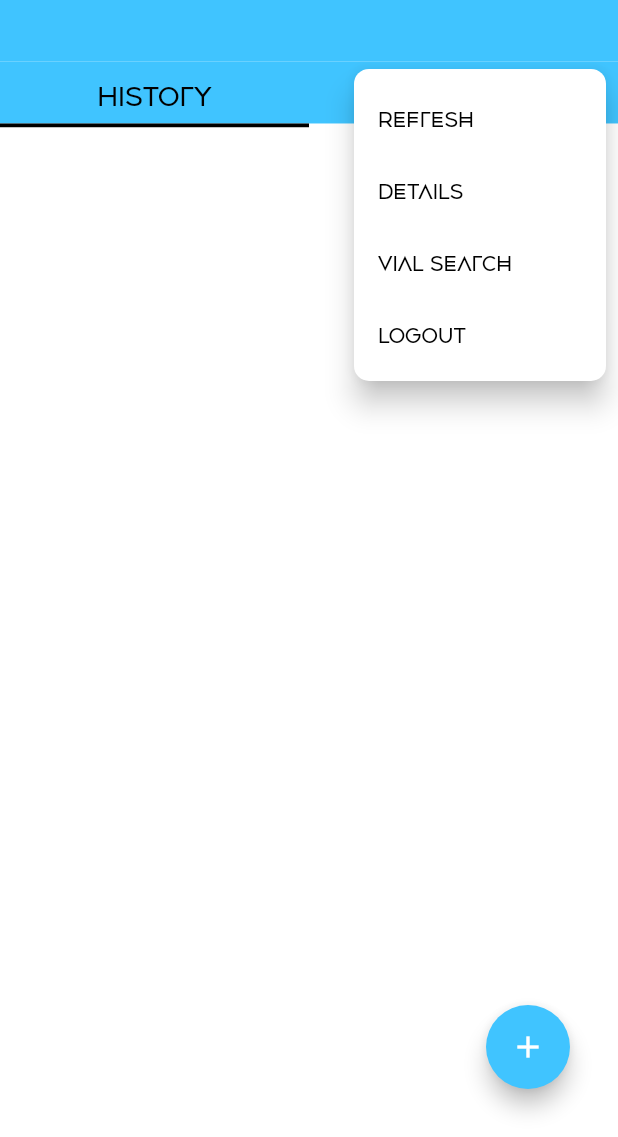
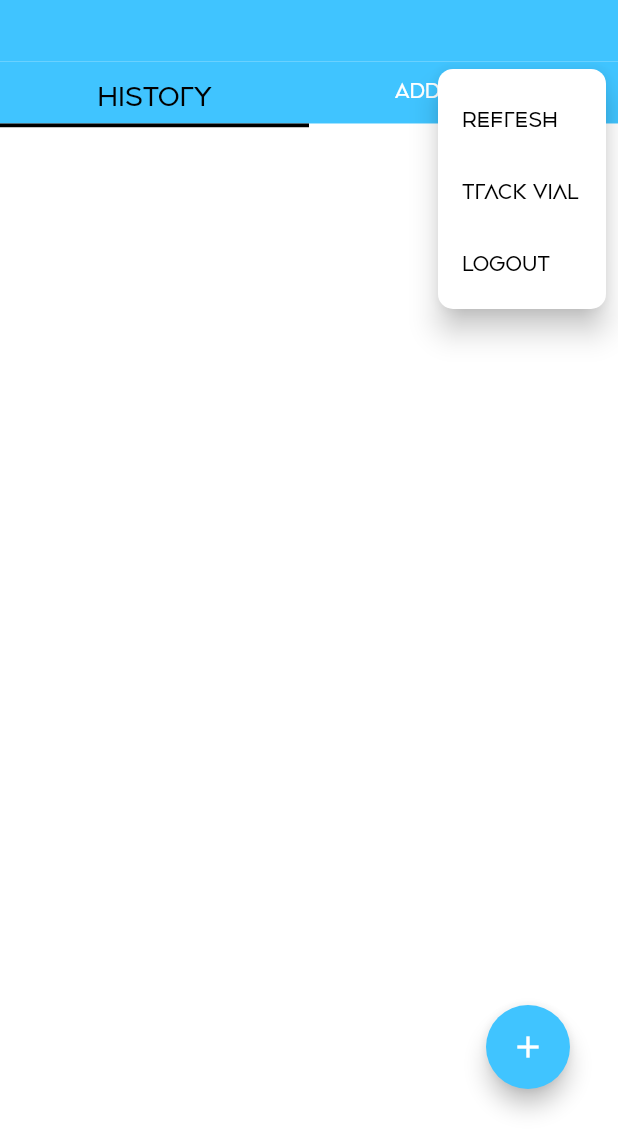
Before and after one commit to AchalYash/Warr10R, a Flutter app: the WarriorDashboard screen opened directly, after a tap on the "more vert" icon, on a phone screen of 412 x 824 dp, the part 99-1236 px from its top. Run offline on Flutter 3.47's test engine with Material 2 defaults, Android fonts, the phone set to English and light mode, and no system bars; our stand-ins replace firebase_auth, firebase_core, flutter_riverpod, location, permission_handler; missing offline and left inert: qrscan; accounts and stored records are empty.

Commit message:
1st Iteration Working Prototype

```diff
--- a/lib/UI/PatientDashboard.dart
+++ b/lib/UI/PatientDashboard.dart
@@ -1,5 +1,7 @@
 import 'package:flutter/material.dart';
 import 'package:vaccine_distribution/BackEnd/Firebase.dart';
+
+import 'DisplayVialDetails.dart';
 
 class PatientDashboard extends StatefulWidget {
   @override
@@ -92,7 +94,7 @@ class _PatientDashboardState extends State<PatientDashboard> {
                             borderRadius: BorderRadius.circular(10)),
                         icon: Icon(Icons.more_vert),
                         offset: Offset(0, ht * 0.1),
-                        onSelected: (int value) {
+                        onSelected: (int value) async {
                           setState(() {
                             print(value);
                             _popupMenuSelection = value;
@@ -102,7 +104,7 @@ class _PatientDashboardState extends State<PatientDashboard> {
                               //ToDo: Refresh List UI
                               break;
                             case 2:
-                              //ToDo: Display Patient Details
+                              await Navigator.of(context).push(MaterialPageRoute(builder: (context) => DisplayVialDetails()));
                               break;
                             case 3:
                               FirebaseCustoms.logOut().then((value) {
@@ -124,7 +126,7 @@ class _PatientDashboardState extends State<PatientDashboard> {
                           ), //Logout
                           const PopupMenuItem<int>(
                             value: 2,
-                            child: Text('Details'),
+                            child: Text('Track Vial'),
                             textStyle: TextStyle(
                               color: Colors.black,
                               fontFamily: "Agus",
--- a/lib/UI/WarriorDashboard.dart
+++ b/lib/UI/WarriorDashboard.dart
@@ -123,12 +123,9 @@ class _WarriorDashboardState extends State<WarriorDashboard> {
                               //ToDo: Implement Refresh ShowCase
                               break;
                             case 2:
-                              //ToDo: Implement Details ShowCase
+                              await Navigator.of(context).push(MaterialPageRoute(builder: (context) => DisplayVialDetails()));
                               break;
                             case 3:
-                              await Navigator.of(context).push(MaterialPageRoute(builder: (context) => DisplayVialDetails()));
-                              break;
-                            case 4:
                               FirebaseCustoms.logOut().then((value) {
                                 Navigator.pop(context);
                               });
@@ -147,17 +144,8 @@ class _WarriorDashboardState extends State<WarriorDashboard> {
                             ),
                           ), //Refresh
                           const PopupMenuItem<int>(
-                            value: 1,
-                            child: Text('Details'),
-                            textStyle: TextStyle(
-                              color: Colors.black,
-                              fontFamily: "Agus",
-                              fontSize: 16,
-                            ),
-                          ), //Details
-                          const PopupMenuItem<int>(
-                            value: 3,
-                            child: Text('Vial Search'),
+                            value: 2,
+                            child: Text('Track Vial'),
                             textStyle: TextStyle(
                               color: Colors.black,
                               fontFamily: "Agus",
@@ -165,7 +153,7 @@ class _WarriorDashboardState extends State<WarriorDashboard> {
                             ),
                           ), //Logout
                           const PopupMenuItem<int>(
-                            value: 4,
+                            value: 3,
                             child: Text('Logout'),
                             textStyle: TextStyle(
                               color: Colors.black,
```
